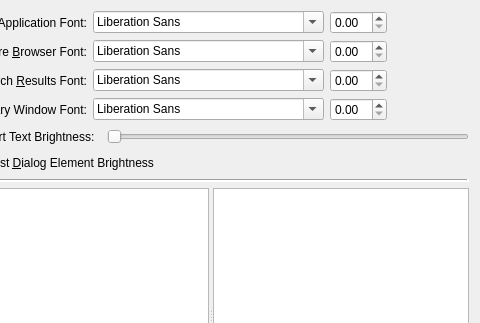
Qt form programs/KJVCanOpener/ConfigTextFormat.ui (dewhisna/KingJamesPureBibleSearch) before a commit; both pictures show x 325 to 805 and y 0 to 323 of the 805 by 448 pixel window.
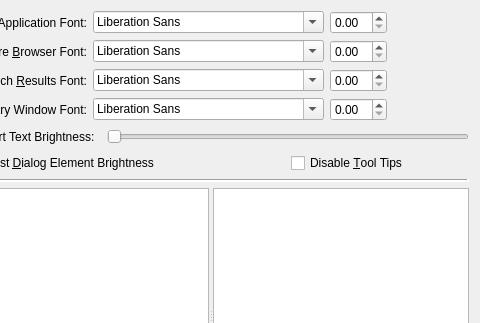
The same form after that commit. Icons and pictures are not drawn. Custom widgets are drawn as their Qt base class.

Commit message: Add configuration option to Disable Tool Tips. This works by setting the opacity value to 0 for QToolTip in the StyleSheet. Note that this is set ahead of any external startupStyleSheet, allowing an external styleSheet to override it if so needed.

Patch:
```diff
--- a/programs/KJVCanOpener/ConfigTextFormat.ui
+++ b/programs/KJVCanOpener/ConfigTextFormat.ui
@@ -49,7 +49,7 @@
        </property>
       </widget>
      </item>
-     <item row="0" column="1">
+     <item row="0" column="1" colspan="2">
       <widget class="QSlider" name="horzSliderTextBrigtness">
        <property name="sizePolicy">
         <sizepolicy hsizetype="Expanding" vsizetype="Fixed">
@@ -90,6 +90,22 @@
        </property>
       </widget>
      </item>
+     <item row="1" column="2">
+      <widget class="QCheckBox" name="checkBoxDisableToolTips">
+       <property name="sizePolicy">
+        <sizepolicy hsizetype="MinimumExpanding" vsizetype="Fixed">
+         <horstretch>0</horstretch>
+         <verstretch>0</verstretch>
+        </sizepolicy>
+       </property>
+       <property name="toolTip">
+        <string>Disable Tool Tip Popups in application</string>
+       </property>
+       <property name="text">
+        <string>Disable &amp;Tool Tips</string>
+       </property>
+      </widget>
+     </item>
     </layout>
    </item>
    <item row="0" column="1">
```
The commit also changes 7 other files.
